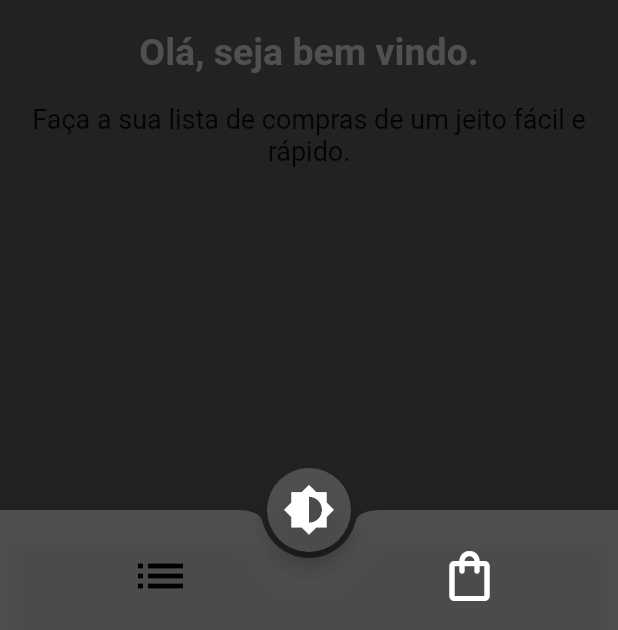
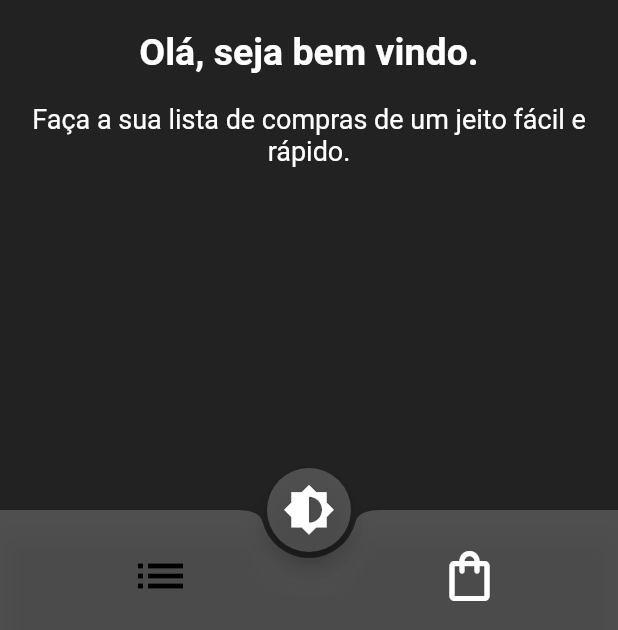
Before and after one commit to Jo-Analyst/month-shopping-app, a Flutter app: the screen it shows after launch, on a phone screen of 412 x 824 dp, the part 606-1236 px from its top. Run offline on Flutter 3.47's test engine with Material 2 defaults, Android fonts, the phone set to English and light mode, and no system bars; our stand-ins replace flutter_slidable, font_awesome_flutter, loading_animation_widget, permission_handler, share, sqflite; accounts and stored records are empty.

Commit message:
ai fazendo...

```diff
--- a/lib/pages/shopping_list_page.dart
+++ b/lib/pages/shopping_list_page.dart
@@ -161,7 +161,6 @@ class _ShoppingListPageState extends State<ShoppingListPage> {
                           itemBuilder: (context, index) {
                             return Card(
                               elevation: 8,
-                              color: Colors.white,
                               child: Column(
                                 children: [
                                   ListTile(
@@ -183,8 +182,10 @@ class _ShoppingListPageState extends State<ShoppingListPage> {
                                         cardTriggeredList[index]
                                             ? Icons.keyboard_arrow_up
                                             : Icons.keyboard_arrow_down,
-                                        color: Theme.of(context).primaryColor,
-                                        size: 30,
+                                        color: Theme.of(context)
+                                            .textTheme
+                                            .displayLarge!
+                                            .color,
                                       ),
                                       onPressed: () {
                                         updateListCardTriggered(index);
@@ -216,7 +217,10 @@ class _ShoppingListPageState extends State<ShoppingListPage> {
                               style: TextStyle(
                                 fontSize: 25,
                                 fontWeight: FontWeight.w700,
-                                color: Theme.of(context).primaryColor,
+                                color: Theme.of(context)
+                                    .textTheme
+                                    .displayLarge!
+                                    .color,
                               ),
                             ),
                             const SizedBox(height: 20),
@@ -228,6 +232,10 @@ class _ShoppingListPageState extends State<ShoppingListPage> {
                                     .textTheme
                                     .displayLarge!
                                     .fontSize,
+                                color: Theme.of(context)
+                                    .textTheme
+                                    .displayLarge!
+                                    .color,
                               ),
                             ),
                           ],
--- a/lib/themes/dark.dart
+++ b/lib/themes/dark.dart
@@ -3,7 +3,8 @@ import 'package:flutter/material.dart';
 final darkTheme = ThemeData(
   textTheme: const TextTheme(
     bodyLarge: TextStyle(fontSize: 23),
-    displayLarge: TextStyle(fontSize: 18),
+    displayLarge: TextStyle(fontSize: 18, color: Colors.white),
+    titleLarge: TextStyle(color: Colors.grey),
   ),
   primaryColor: const Color.fromARGB(113, 141, 137, 137),
   appBarTheme: const AppBarTheme(
@@ -20,8 +21,9 @@ final darkTheme = ThemeData(
     color: Color.fromARGB(113, 141, 137, 137),
   ),
   listTileTheme: const ListTileThemeData(
-      titleTextStyle: TextStyle(color: Colors.white),
-      subtitleTextStyle: TextStyle(color: Colors.white),
-      leadingAndTrailingTextStyle: TextStyle(color: Colors.white),
-      iconColor: Colors.white),
+    titleTextStyle: TextStyle(color: Colors.white),
+    subtitleTextStyle: TextStyle(color: Colors.white),
+    leadingAndTrailingTextStyle: TextStyle(color: Colors.white),
+    iconColor: Colors.white,
+  ),
 );
--- a/lib/themes/light.dart
+++ b/lib/themes/light.dart
@@ -3,7 +3,11 @@ import 'package:flutter/material.dart';
 final lightTheme = ThemeData(
   textTheme: const TextTheme(
     bodyLarge: TextStyle(fontSize: 23),
-    displayLarge: TextStyle(fontSize: 18),
+    displayLarge: TextStyle(
+      fontSize: 18,
+      color: Colors.black,
+    ),
+    displayMedium: TextStyle(color: Colors.white),
   ),
   primaryColor: const Color.fromARGB(255, 73, 133, 206),
   appBarTheme: const AppBarTheme(
```
Also changed, not shown: lib/pages/product_list_page.dart (+14 -6 lines), lib/templates/product_list.dart (+7 -2 lines).
